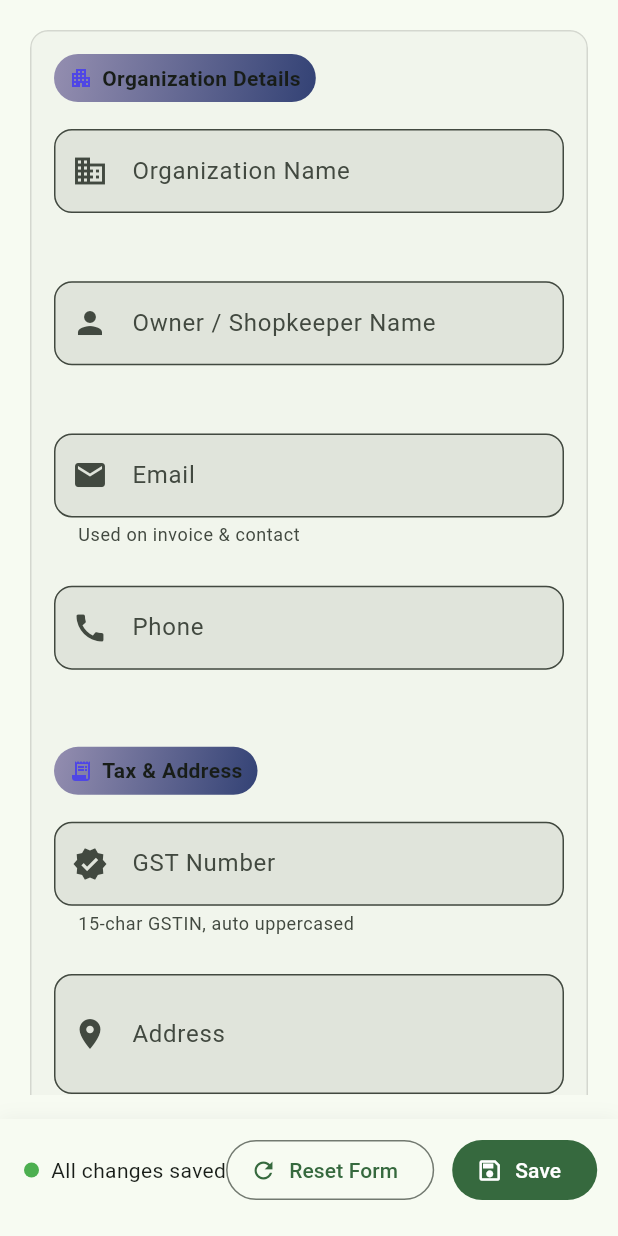
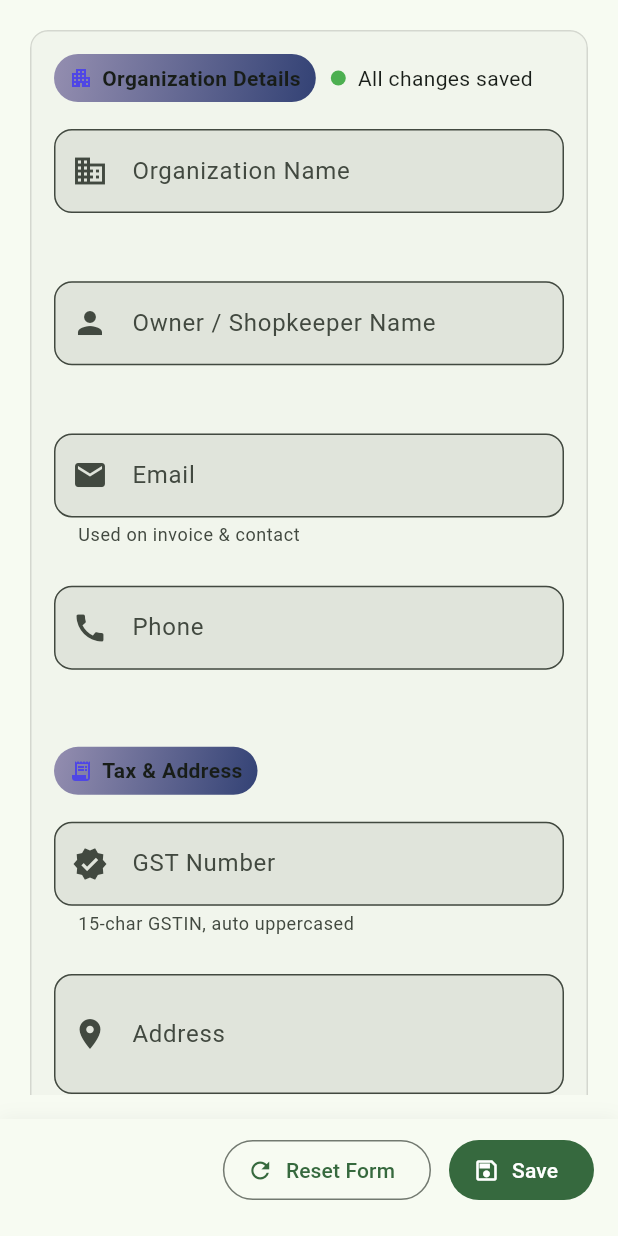
Before and after one commit to tecnobij/inventory-app, a Flutter app: the screen it shows after launch, on a phone screen of 412 x 824 dp. Run offline on Flutter 3.47's test engine with Material 3 defaults, Android fonts, the phone set to English and light mode, and no system bars; our stand-ins replace shared_preferences.

Commit message:
ui releted issue resolved

```diff
--- a/lib/features/dashboard/presentation/pages/sections/setting_page.dart
+++ b/lib/features/dashboard/presentation/pages/sections/setting_page.dart
@@ -97,8 +97,26 @@ class _SettingsPageInnerState extends State<_SettingsPageInner> {
                           child: Column(
                             crossAxisAlignment: CrossAxisAlignment.start,
                             children: [
+
+                              Row(
+                                children: [
                                   _chipTitle(icon: Icons.apartment, label: 'Organization Details'),
+                                  SizedBox(width: 10,),
+                                   _dirty
+              ? Row(children: [
+                  const _Dot(color: Colors.orange),
+                  const SizedBox(width: 8),
+                  Text('Unsaved changes', style: theme.textTheme.bodyMedium),
+                ])
+              : Row(children: [
+                  const _Dot(color: Colors.green),
+                  const SizedBox(width: 8),
+                  Text('All changes saved', style: theme.textTheme.bodyMedium),
+                ]),
+                                ],
+                              ),
                               const SizedBox(height: 18),
+
                               _grid(
                                 wide,
                                 children: [
@@ -201,17 +219,7 @@ class _SettingsPageInnerState extends State<_SettingsPageInner> {
       padding: const EdgeInsets.fromLTRB(16, 10, 16, 10 + 10), // +10 for safe area-ish
       child: Row(
         children: [
-          _dirty
-              ? Row(children: [
-                  const _Dot(color: Colors.orange),
-                  const SizedBox(width: 8),
-                  Text('Unsaved changes', style: theme.textTheme.bodyMedium),
-                ])
-              : Row(children: [
-                  const _Dot(color: Colors.green),
-                  const SizedBox(width: 8),
-                  Text('All changes saved', style: theme.textTheme.bodyMedium),
-                ]),
+
           const Spacer(),
           OutlinedButton.icon(
             icon: const Icon(Icons.refresh),
@@ -390,7 +398,8 @@ class _SettingsPageInnerState extends State<_SettingsPageInner> {
       _KV('Pincode', p.pincode),
     ];
 
-    return Column(
+    return SingleChildScrollView(
+      child: Column(
         crossAxisAlignment: CrossAxisAlignment.start,
         children: [
           Row(
@@ -488,6 +497,7 @@ class _SettingsPageInnerState extends State<_SettingsPageInner> {
             ),
           ),
         ],
+      ),
     );
   }
 
```
Lines whose indentation alone changed are shown as unchanged.
